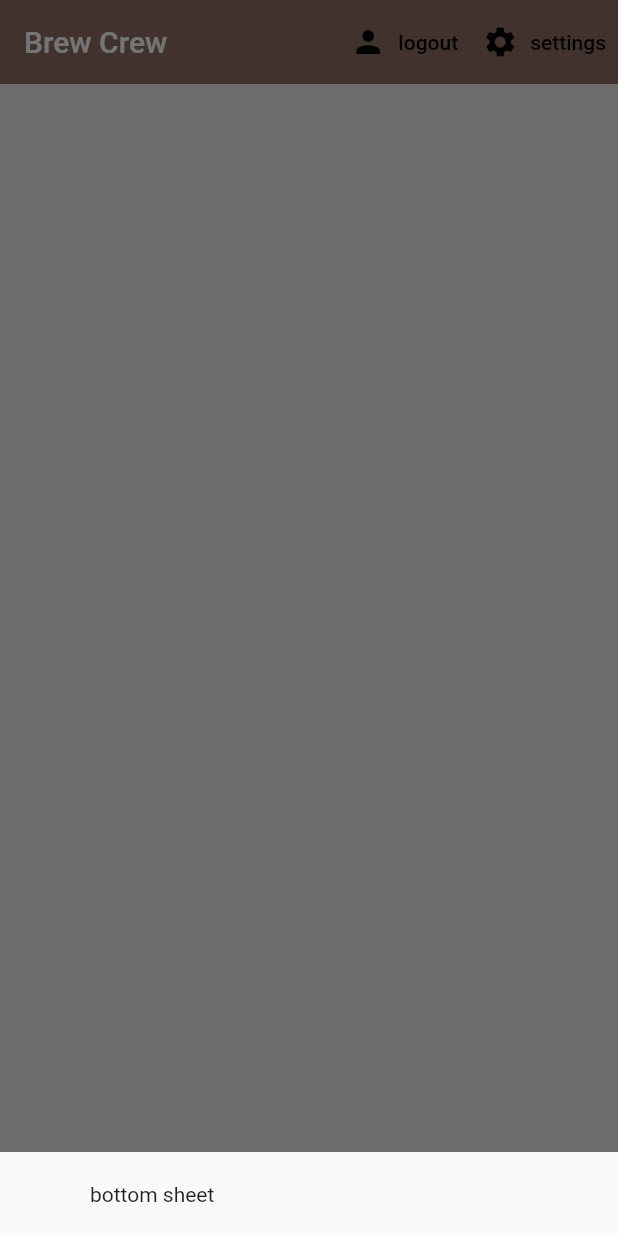
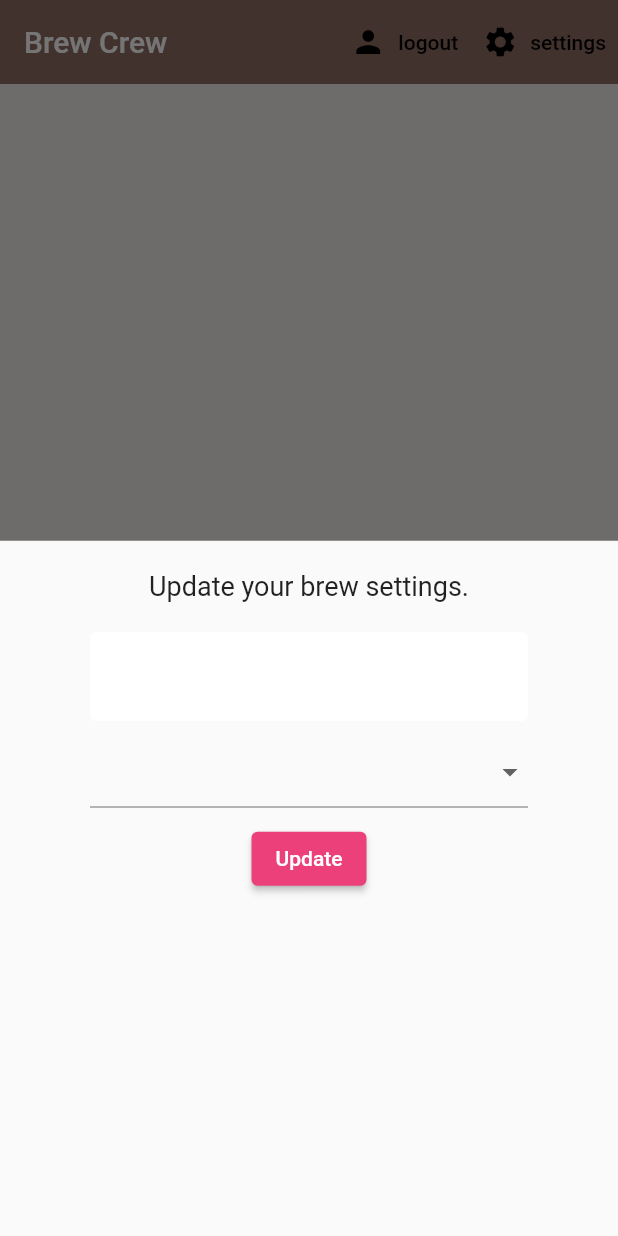
Before and after one commit to AndreaBonatti/brew_crew, a Flutter app: the screen it shows once a user with an empty profile is signed in, after a tap on "settings", on a phone screen of 412 x 824 dp. Run offline on Flutter 3.47's test engine with Material 2 defaults, Android fonts, the phone set to English and light mode, and no system bars; our stand-ins replace cloud_firestore, firebase_auth, firebase_core, flutter_spinkit; accounts and stored records are empty.

```diff
--- a/lib/screens/home/home.dart
+++ b/lib/screens/home/home.dart
@@ -1,5 +1,6 @@
 import 'package:brew_crew/models/brew.dart';
 import 'package:brew_crew/screens/home/brew_list.dart';
+import 'package:brew_crew/screens/home/settings_form.dart';
 import 'package:brew_crew/services/auth.dart';
 import 'package:brew_crew/services/database.dart';
 import 'package:flutter/material.dart';
@@ -16,7 +17,7 @@ class Home extends StatelessWidget {
           builder: (context) {
             return Container(
               padding: const EdgeInsets.symmetric(vertical: 20.0, horizontal: 60.0),
-              child: const Text('bottom sheet'),
+              child: SettingsForm(),
             );
           });
     }
--- /dev/null
+++ b/lib/screens/home/settings_form.dart
@@ -0,0 +1,61 @@
+import 'package:brew_crew/shared/constants.dart';
+import 'package:flutter/material.dart';
+
+class SettingsForm extends StatefulWidget {
+  @override
+  _SettingsFormState createState() => _SettingsFormState();
+}
+
+class _SettingsFormState extends State<SettingsForm> {
+  final _formKey = GlobalKey<FormState>();
+  final List<String> sugars = ['0', '1', '2', '3', '4'];
+
+  // form values
+  late String _currentName;
+  late String _currentSugars;
+  late int _currentStrength;
+
+  @override
+  Widget build(BuildContext context) {
+    return Form(
+      key: _formKey,
+      child: Column(
+        children: [
+          const Text(
+            'Update your brew settings.',
+            style: TextStyle(fontSize: 18.0),
+          ),
+          const SizedBox(height: 20.0),
+          TextFormField(
+            decoration: textInputDecoration,
+            validator: (val) => (val != null && val.isEmpty)  ? 'Please enter a name' : null,
+            onChanged: (val) => setState(() => _currentName = val),
+          ),
+          const SizedBox(height: 10.0),
+          DropdownButtonFormField<String>(
+            items: sugars.map((sugar) {
+              return DropdownMenuItem(
+                value: sugar,
+                child: Text("$sugar sugars"),
+              );
+            }).toList(),
+            onChanged: (val) => setState(() => _currentSugars = val!),
+          ),
+          const SizedBox(height: 10.0),
+          ElevatedButton(
+            child: const Text(
+              'Update',
+              style: TextStyle(color: Colors.white),
+            ),
+            onPressed: () async {
+              print(_currentName);
+              print(_currentSugars);
+              print(_currentStrength);
+            },
+            style: ElevatedButton.styleFrom(primary: Colors.pink[400]),
+          ),
+        ],
+      ),
+    );
+  }
+}
```
